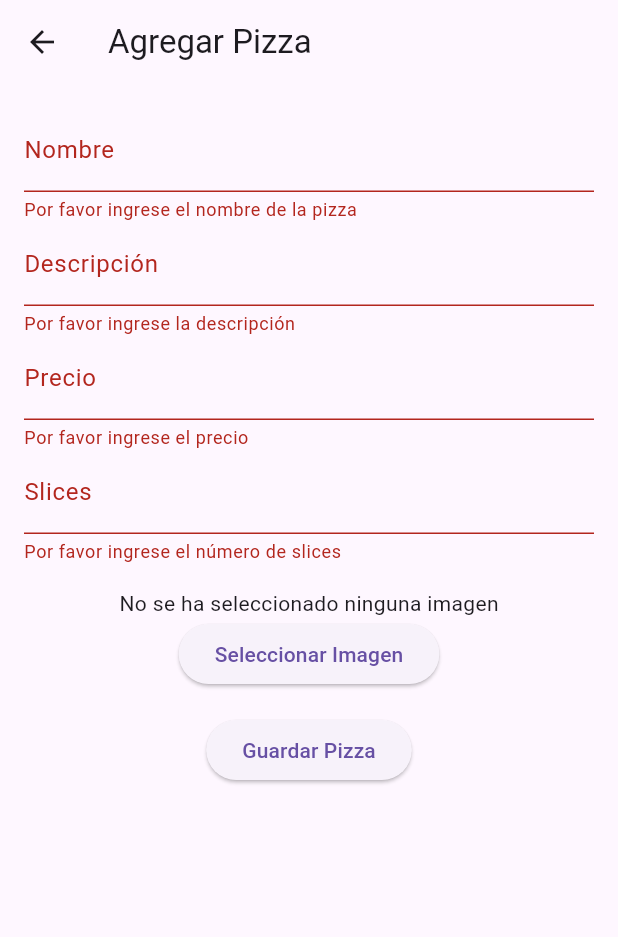
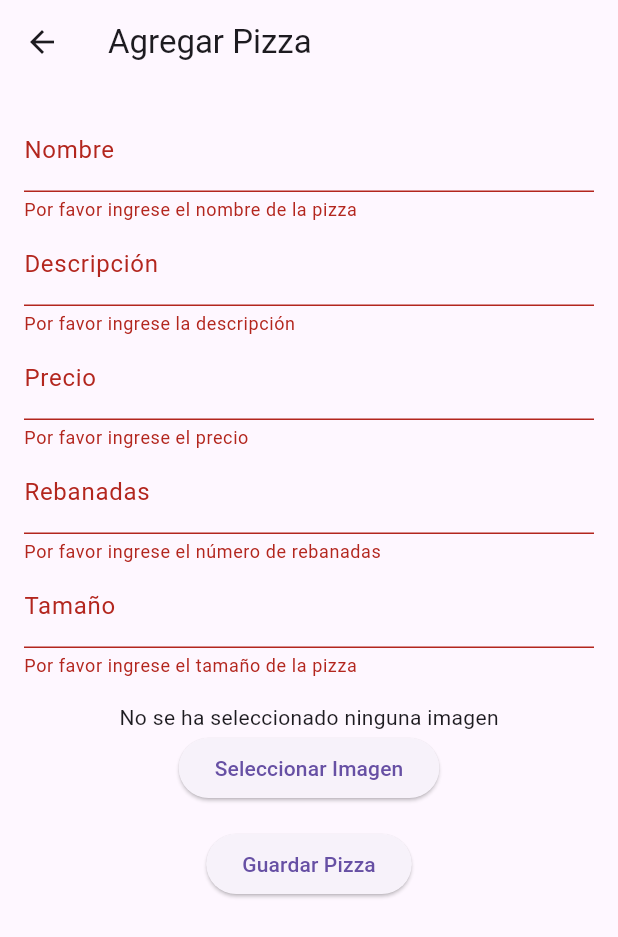
Before and after one commit to HaroldArguelloNic/mynapopizza, a Flutter app: the PizzaForm screen opened by its route, after a tap on "Guardar Pizza", on a phone screen of 412 x 824 dp. Shown: the top 937 px of the screen. Run offline on Flutter 3.47's test engine with Material 3 defaults, Android fonts, the light colour scheme and no system bars; our stand-ins replace cloud_firestore, firebase_core, firebase_storage, image_picker; missing offline and left inert: mysql_client; accounts and stored records are empty.

Commit message:
Correpcion Formulario Pizza

```diff
--- a/lib/models/pizza.dart
+++ b/lib/models/pizza.dart
@@ -1,4 +1,5 @@
 import 'package:cloud_firestore/cloud_firestore.dart';
+import 'package:flutter/material.dart';
 
 class Pizza {
   final String? id;
@@ -7,6 +8,7 @@ class Pizza {
   final int rebanadas;
   final String tamanio;
   final String descripcion;
+  final String imagenUrl;
 
   Pizza({
     this.id,
@@ -15,6 +17,7 @@ class Pizza {
     required this.rebanadas,
     required this.tamanio,
     required this.descripcion,
+    required this.imagenUrl,
   });
 
   // Convierte el objto o clase pizza a un map.
@@ -25,6 +28,7 @@ class Pizza {
       'rebanadas': rebanadas,
       'tamanio': tamanio,
       'descripcion': descripcion,
+      'imangeUrl':imagenUrl,
     };
   }
 
@@ -35,5 +39,6 @@ class Pizza {
         precio = doc.data()!["precio"],
         rebanadas = doc.data()!["rebanadas"],
         tamanio = doc.data()!["tamanio"],
-        descripcion = doc.data()!["descripcion"];
+        descripcion = doc.data()!["descripcion"],
+        imagenUrl= doc.data()!['imagenUrl'];
 }
--- a/lib/page/pizza_form.dart
+++ b/lib/page/pizza_form.dart
@@ -1,29 +1,91 @@
 import 'package:flutter/material.dart';
 import 'dart:io';
 import 'package:image_picker/image_picker.dart';
+import 'package:firebase_storage/firebase_storage.dart';
+import 'package:mynapopizza/models/pizza.dart';
+import 'package:mynapopizza/services/obtener_imagen.dart';
+import 'package:mynapopizza/services/pizza_service.dart';
+import 'package:mynapopizza/services/subir_imagen.dart';
+
+// Supongamos que estas funciones están definidas en otro lugar de tu código
+// Future<XFile?> getImage() async { ... }
+// Future<bool> uploadImage(File image) async { ... }
+// Future<bool> agregarPizza(Pizza pizza) async { ... }
 
 class PizzaForm extends StatefulWidget {
-  const PizzaForm ({super.key});
+  const PizzaForm({super.key});
+
   @override
-  State<PizzaForm>  createState() => _PizzaFormState();
+  State<PizzaForm> createState() => _PizzaFormState();
 }
 
 class _PizzaFormState extends State<PizzaForm> {
-  final _formKey = GlobalKey<FormState>();
-  String? nombre;
-  String? descripcion;
+  final GlobalKey<FormState> _formKey = GlobalKey<FormState>();
+  final TextEditingController nombrepizza = TextEditingController();
+  final TextEditingController precio = TextEditingController();
+  final TextEditingController rebanadas = TextEditingController();
+  final TextEditingController tamanio = TextEditingController();
+  final TextEditingController descripcion = TextEditingController();
   File? imageFile;
-  double? precio;
-  int? slices;
-
-  final picker = ImagePicker();
 
   Future<void> _pickImage() async {
-    final pickedFile = await picker.pickImage(source: ImageSource.gallery);
+    final XFile? pickedFile = await getImage();
     if (pickedFile != null) {
       setState(() {
         imageFile = File(pickedFile.path);
       });
+    }
+  }
+
+  Future<void> _savePizza() async {
+    if (_formKey.currentState!.validate()) {
+      if (imageFile != null) {
+        bool uploadSuccess = await uploadImage(imageFile!);
+        if (uploadSuccess) {
+          final String imageUrl = await FirebaseStorage.instance
+              .ref()
+              .child('pizzas')
+              .child(imageFile!.path.split('/').last)
+              .getDownloadURL();
+
+          final Pizza newPizza = Pizza(
+            nombre: nombrepizza.text,
+            descripcion: descripcion.text,
+            precio: double.parse(precio.text),
+            rebanadas: int.parse(rebanadas.text),
+            tamanio: tamanio.text,
+            imagenUrl: imageUrl,
+          );
+
+          bool addPizzaSuccess = await agregarPizza(newPizza);
+          if (addPizzaSuccess) {
+            ScaffoldMessenger.of(context).showSnackBar(
+              const SnackBar(content: Text('Pizza guardada con éxito')),
+            );
+            _formKey.currentState!.reset();
+            setState(() {
+              imageFile = null;
+              nombrepizza.clear();
+              precio.clear();
+              rebanadas.clear();
+              tamanio.clear();
+              descripcion.clear();
+            });
+          } else {
+            ScaffoldMessenger.of(context).showSnackBar(
+              const SnackBar(content: Text('Error al guardar la pizza')),
+            );
+          }
+        } else {
+          ScaffoldMessenger.of(context).showSnackBar(
+            const SnackBar(content: Text('Error al subir la imagen')),
+          );
+        }
+      } else {
+        ScaffoldMessenger.of(context).showSnackBar(
+          const SnackBar(content: Text('Por favor seleccione una imagen')),
+        );
+      }
     }
   }
 
@@ -41,6 +103,7 @@ class _PizzaFormState extends State<PizzaForm> {
             child: Column(
               children: [
                 TextFormField(
+                  controller: nombrepizza,
                   decoration: const InputDecoration(labelText: 'Nombre'),
                   validator: (value) {
                     if (value == null || value.isEmpty) {
@@ -48,11 +111,9 @@ class _PizzaFormState extends State<PizzaForm> {
                     }
                     return null;
                   },
-                  onSaved: (value) {
-                    nombre = value;
-                  },
                 ),
                 TextFormField(
+                  controller: descripcion,
                   decoration: const InputDecoration(labelText: 'Descripción'),
                   validator: (value) {
                     if (value == null || value.isEmpty) {
@@ -60,11 +121,9 @@ class _PizzaFormState extends State<PizzaForm> {
                     }
                     return null;
                   },
-                  onSaved: (value) {
-                    descripcion = value;
-                  },
                 ),
                 TextFormField(
+                  controller: precio,
                   decoration: const InputDecoration(labelText: 'Precio'),
                   keyboardType: TextInputType.number,
                   validator: (value) {
@@ -76,24 +135,29 @@ class _PizzaFormState extends State<PizzaForm> {
                     }
                     return null;
                   },
-                  onSaved: (value) {
-                    precio = double.parse(value!);
-                  },
                 ),
                 TextFormField(
-                  decoration: const InputDecoration(labelText: 'Slices'),
+                  controller: rebanadas,
+                  decoration: const InputDecoration(labelText: 'Rebanadas'),
                   keyboardType: TextInputType.number,
                   validator: (value) {
                     if (value == null || value.isEmpty) {
-                      return 'Por favor ingrese el número de slices';
+                      return 'Por favor ingrese el número de rebanadas';
                     }
                     if (int.tryParse(value) == null) {
                       return 'Por favor ingrese un número válido';
                     }
                     return null;
                   },
-                  onSaved: (value) {
-                    slices = int.parse(value!);
+                ),
+                TextFormField(
+                  controller: tamanio,
+                  decoration: const InputDecoration(labelText: 'Tamaño'),
+                  validator: (value) {
+                    if (value == null || value.isEmpty) {
+                      return 'Por favor ingrese el tamaño de la pizza';
+                    }
+                    return null;
                   },
                 ),
                 const SizedBox(height: 16.0),
@@ -106,19 +170,7 @@ class _PizzaFormState extends State<PizzaForm> {
                 ),
                 const SizedBox(height: 16.0),
                 ElevatedButton(
-                  onPressed: () {
-                    if (_formKey.currentState!.validate()) {
-                      _formKey.currentState!.save();
-                      // Aquí iría la lógica para guardar la pizza
-                      ScaffoldMessenger.of(context).showSnackBar(
-                        const SnackBar(content: Text('Pizza guardada con éxito')),
-                      );
-                      _formKey.currentState!.reset();
-                      setState(() {
-                        imageFile = null;
-                      });
-                    }
-                  },
+                  onPressed: _savePizza,
                   child: const Text('Guardar Pizza'),
                 ),
               ],
--- a/lib/services/pizza_service.dart
+++ b/lib/services/pizza_service.dart
@@ -4,7 +4,7 @@ import 'package:mynapopizza/models/pizza.dart';
 
 final FirebaseFirestore _db = FirebaseFirestore.instance;
 
-Future<bool> agregarUsuario(Pizza pizza) async {
+Future<bool> agregarPizza(Pizza pizza) async {
   try {
     await _db.collection('pizzas').add(pizza.toMap());
     return true;
```
